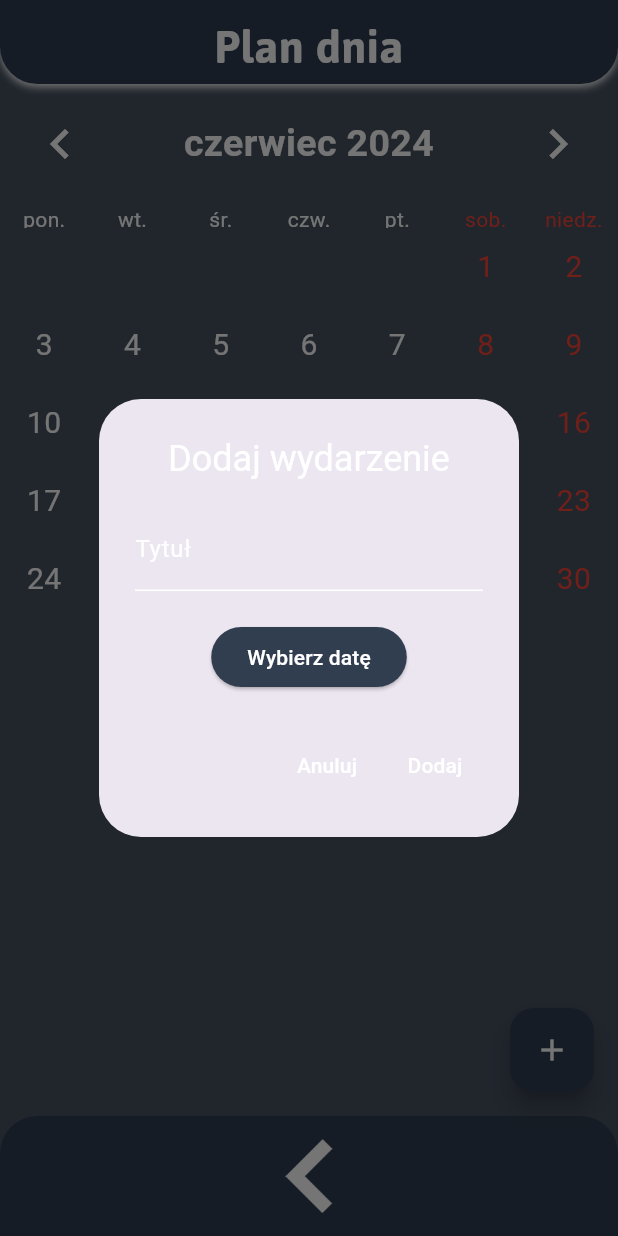
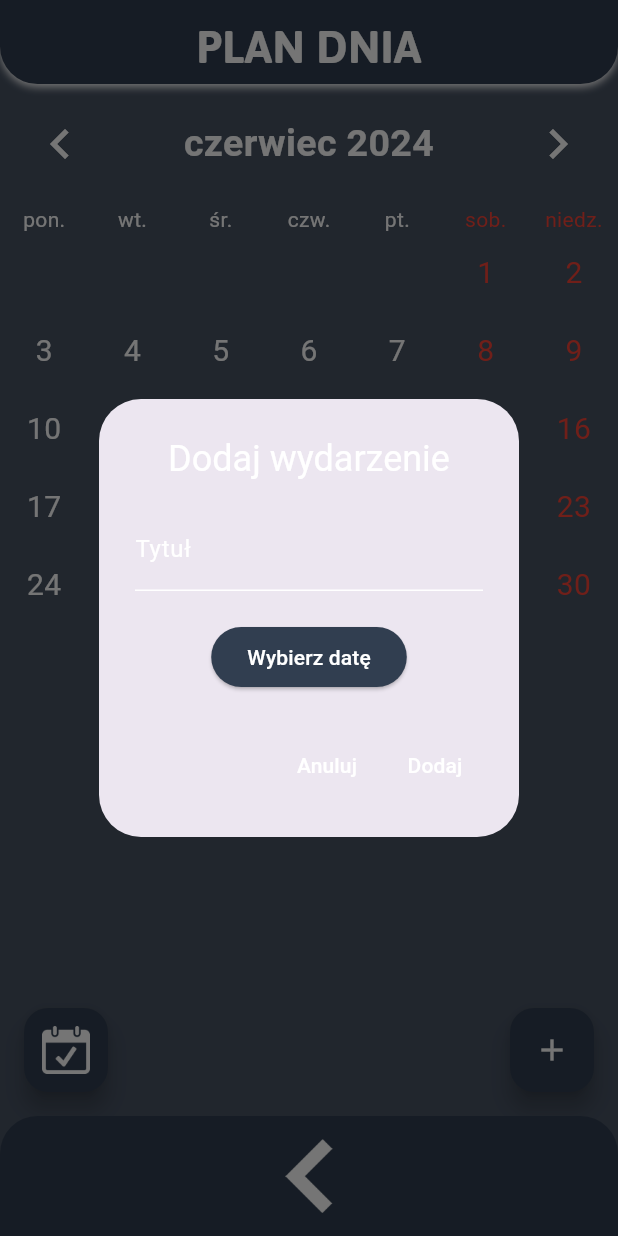
Before and after one commit to kuba122388/ClassMate, a Flutter app: the MainUserPage screen opened directly with empty values, after a tap on the "add" icon, on a phone screen of 412 x 824 dp. Run offline on Flutter 3.47's test engine with Material 3 defaults, Android fonts, the phone set to English and light mode, and no system bars; drawn by our look-alikes of table_calendar; our stand-ins replace cloud_firestore, firebase_auth, firebase_core, firebase_storage, image_picker; accounts and stored records are empty.

Commit message:
Schedule Page changed: - Added parameter when calling Calendar Widget (email) - Changed place where tasks are saved - Clearing input field after disposing AddEventDialog - Fixed weekday names where letter 'p' was cut at the bottom - Added button returning to today's date - Title to uppercase - Added some consts

```diff
--- a/lib/user-page/main_userpage.dart
+++ b/lib/user-page/main_userpage.dart
@@ -187,7 +187,7 @@ class _MainUserPageState extends State<MainUserPage> {
             IconButton(
               onPressed: () {
                 Navigator.push(context,
-                    MaterialPageRoute(builder: (context) => SchedulePage()));
+                    MaterialPageRoute(builder: (context) => SchedulePage(email: widget.email,)));
               },
               icon: Image.asset('././images/calendar.png',
                   height: screenHeight * 0.06),
--- a/lib/user-page/schedule-page.dart
+++ b/lib/user-page/schedule-page.dart
@@ -1,5 +1,4 @@
 import 'package:flutter/material.dart';
-import 'package:firebase_auth/firebase_auth.dart';
 import 'package:cloud_firestore/cloud_firestore.dart';
 import 'package:table_calendar/table_calendar.dart';
 import 'package:intl/date_symbol_data_local.dart';
@@ -7,17 +6,17 @@ import 'package:intl/date_symbol_data_local.dart';
 import '../consts/consts.dart';
 
 class SchedulePage extends StatefulWidget {
-  const SchedulePage({super.key});
+  final String email;
+
+  const SchedulePage({super.key, required this.email});
 
   @override
   State<SchedulePage> createState() => _SchedulePageState();
 }
 
 class _SchedulePageState extends State<SchedulePage> {
-  final FirebaseAuth _auth = FirebaseAuth.instance;
   final FirebaseFirestore _firestore = FirebaseFirestore.instance;
 
-  User? _user;
   late CollectionReference _eventsCollection;
   late TextEditingController _titleController;
 
@@ -39,8 +38,14 @@ class _SchedulePageState extends State<SchedulePage> {
   }
 
   void _initializeUser() {
-    _user = _auth.currentUser;
-    _eventsCollection = _firestore.collection('users').doc(_user!.uid).collection('events');
+    _eventsCollection =
+        _firestore.collection('users').doc(widget.email).collection('events');
+  }
+
+  bool isSameDate(DateTime date1, DateTime date2) {
+    return date1.year == date2.year &&
+        date1.month == date2.month &&
+        date1.day == date2.day;
   }
 
   @override
@@ -50,36 +55,58 @@ class _SchedulePageState extends State<SchedulePage> {
       resizeToAvoidBottomInset: false,
       backgroundColor: COLOR_BACKGROUND,
       appBar: _buildTopNav(context),
-      body: Column(
+      body: Stack(
+        children: [
+          Column(
             children: [
               _buildCalendar(),
               Column(
                 children: [
                   SizedBox(
-                height: screenHeight*0.22, // Ustaw wysokość kontenera
-                child: Column(children: [
-                  _buildEventList()
-                ],), // Umieść _buildEventList() wewnątrz kontenera o określonej wysokości
+                    height: screenHeight * 0.22, // Ustaw wysokość kontenera
+                    child: Column(
+                      children: [_buildEventList()],
+                    ),
                   ),
                 ],
               )
-
             ],
           ),
-
-      bottomNavigationBar: _buildBackButton(context),
-      floatingActionButton: FloatingActionButton(
+          Positioned(
+            bottom: 16,
+            right: 16,
+            child: FloatingActionButton(
               onPressed: () {
                 _showAddEventDialog(context);
               },
-        backgroundColor: COLOR_BACKGROUND_DARKER, // Ustaw kolor tła na czarny
+              backgroundColor: COLOR_BACKGROUND_DARKER,
               child: const Icon(Icons.add, color: Colors.white),
             ),
+          ),
+          Positioned(
+            bottom: 16,
+            left: 16,
+            child: FloatingActionButton(
+              onPressed: () {
+                if (!isSameDate(_selectedDay, DateTime.now())) {
+                  setState(() {
+                    _selectedDay = DateTime.now();
+                  });
+                }
+              },
+              backgroundColor: COLOR_BACKGROUND_DARKER,
+              child: Image.asset('images/today.png', height: 32,),
+            ),
+          ),
+        ],
+      ),
+      bottomNavigationBar: _buildBackButton(context),
     );
   }
 
   Widget _buildCalendar() {
     return TableCalendar(
+      daysOfWeekHeight: 20,
       locale: 'pl_PL',
       calendarFormat: _calendarFormat,
       startingDayOfWeek: StartingDayOfWeek.monday,
@@ -108,18 +135,25 @@ class _SchedulePageState extends State<SchedulePage> {
           shape: BoxShape.circle,
         ),
         outsideDaysVisible: false,
-        todayTextStyle: TextStyle(fontSize: 18, fontWeight: FontWeight.bold, color: Colors.white),
-        selectedTextStyle: TextStyle(fontSize: 18, fontWeight: FontWeight.bold, color: COLOR_BACKGROUND_DARKER),
+        todayTextStyle: TextStyle(
+            fontSize: 18, fontWeight: FontWeight.bold, color: Colors.white),
+        selectedTextStyle: TextStyle(
+            fontSize: 18,
+            fontWeight: FontWeight.bold,
+            color: COLOR_BACKGROUND_DARKER),
       ),
       daysOfWeekStyle: const DaysOfWeekStyle(
         weekdayStyle: TextStyle(color: Colors.white),
         weekendStyle: TextStyle(color: Colors.red),
       ),
       headerStyle: const HeaderStyle(
-        titleTextStyle: TextStyle(fontSize: 25, fontWeight: FontWeight.bold, color: Colors.white),
+        titleTextStyle: TextStyle(
+            fontSize: 25, fontWeight: FontWeight.bold, color: Colors.white),
         formatButtonVisible: false,
-        leftChevronIcon: Icon(Icons.chevron_left, color: Colors.white, size:40),
-        rightChevronIcon: Icon(Icons.chevron_right, color: Colors.white, size:40),
+        leftChevronIcon:
+            Icon(Icons.chevron_left, color: Colors.white, size: 40),
+        rightChevronIcon:
+            Icon(Icons.chevron_right, color: Colors.white, size: 40),
         titleCentered: true,
       ),
       calendarBuilders: CalendarBuilders(
@@ -133,7 +167,9 @@ class _SchedulePageState extends State<SchedulePage> {
               '${date.day}',
               style: TextStyle(
                 fontSize: 20,
-                color: isToday ? Colors.white : (isWeekend ? Colors.red : Colors.white),
+                color: isToday
+                    ? Colors.white
+                    : (isWeekend ? Colors.red : Colors.white),
               ),
             ),
           );
@@ -155,7 +191,8 @@ class _SchedulePageState extends State<SchedulePage> {
             return const CircularProgressIndicator();
           }
 
-          List<DocumentSnapshot> eventsForSelectedDay = snapshot.data!.docs.where((DocumentSnapshot document) {
+          List<DocumentSnapshot> eventsForSelectedDay =
+              snapshot.data!.docs.where((DocumentSnapshot document) {
             Map<String, dynamic> data = document.data() as Map<String, dynamic>;
             DateTime eventDate = (data['date'] as Timestamp).toDate();
             return isSameDay(eventDate, _selectedDay);
@@ -165,9 +202,11 @@ class _SchedulePageState extends State<SchedulePage> {
             itemCount: eventsForSelectedDay.length,
             itemBuilder: (context, index) {
               DocumentSnapshot eventDoc = eventsForSelectedDay[index];
-              Map<String, dynamic> data = eventDoc.data() as Map<String, dynamic>;
+              Map<String, dynamic> data =
+                  eventDoc.data() as Map<String, dynamic>;
               return Container(
-                margin: const EdgeInsets.symmetric(vertical: 5.0, horizontal: 10.0),
+                margin:
+                    const EdgeInsets.symmetric(vertical: 5.0, horizontal: 10.0),
                 padding: const EdgeInsets.all(10.0),
                 decoration: BoxDecoration(
                   color: COLOR_BACKGROUND_DARKER,
@@ -189,7 +228,7 @@ class _SchedulePageState extends State<SchedulePage> {
                       style: const TextStyle(fontSize: 18, color: Colors.white),
                     ),
                     IconButton(
-                      icon: Icon(Icons.delete, color: Colors.white),
+                      icon: const Icon(Icons.delete, color: Colors.white),
                       onPressed: () {
                         _showDeleteConfirmationDialog(eventDoc.id);
                       },
@@ -210,17 +249,17 @@ class _SchedulePageState extends State<SchedulePage> {
       builder: (BuildContext context) {
         return AlertDialog(
           backgroundColor: COLOR_BACKGROUND_DARKER,
-          title: Text(
+          title: const Text(
             'Potwierdź usunięcie',
             style: TextStyle(color: Colors.white),
           ),
-          content: Text(
+          content: const Text(
             'Czy na pewno chcesz usunąć to wydarzenie?',
             style: TextStyle(color: Colors.white),
           ),
           actions: <Widget>[
             TextButton(
-              child: Text(
+              child: const Text(
                 'Anuluj',
                 style: TextStyle(color: Colors.white),
               ),
@@ -229,7 +268,7 @@ class _SchedulePageState extends State<SchedulePage> {
               },
             ),
             TextButton(
-              child: Text(
+              child: const Text(
                 'Usuń',
                 style: TextStyle(color: Colors.white),
               ),
@@ -270,7 +309,7 @@ class _SchedulePageState extends State<SchedulePage> {
         ),
         child: const Center(
           child: Text(
-            'Plan dnia',
+            'PLAN DNIA',
             textAlign: TextAlign.center,
             style: TextStyle(
               color: Colors.white,
@@ -344,16 +383,18 @@ class _SchedulePageState extends State<SchedulePage> {
                     ),
                   ),
                 ),
-                SizedBox(height: 20),
+                const SizedBox(height: 20),
                 ElevatedButton(
                   onPressed: () {
                     _selectDate(context);
                   },
-                  child: Text('Wybierz datę'),
                   style: ButtonStyle(
-                    backgroundColor: MaterialStateProperty.all<Color>(COLOR_BACKGROUND_DARKER),
-                    foregroundColor: MaterialStateProperty.all<Color>(Colors.white),
+                    backgroundColor: MaterialStateProperty.all<Color>(
+                        COLOR_BACKGROUND_DARKER),
+                    foregroundColor:
+                        MaterialStateProperty.all<Color>(Colors.white),
                   ),
+                  child: const Text('Wybierz datę'),
                 ),
               ],
             ),
@@ -361,8 +402,9 @@ class _SchedulePageState extends State<SchedulePage> {
               TextButton(
                 onPressed: () {
                   Navigator.of(context).pop();
+                  _titleController.clear();
                 },
-                child: Text(
+                child: const Text(
                   'Anuluj',
                   style: TextStyle(color: Colors.white),
                 ),
@@ -370,9 +412,10 @@ class _SchedulePageState extends State<SchedulePage> {
               TextButton(
                 onPressed: () {
                   addEvent(_titleController.text, _selectedDay);
+                  _titleController.clear();
                   Navigator.of(context).pop();
                 },
-                child: Text(
+                child: const Text(
                   'Dodaj',
                   style: TextStyle(color: Colors.white),
                 ),
```
Also changed, not shown: images/today.png (added). Lines whose indentation alone changed are shown as unchanged.
